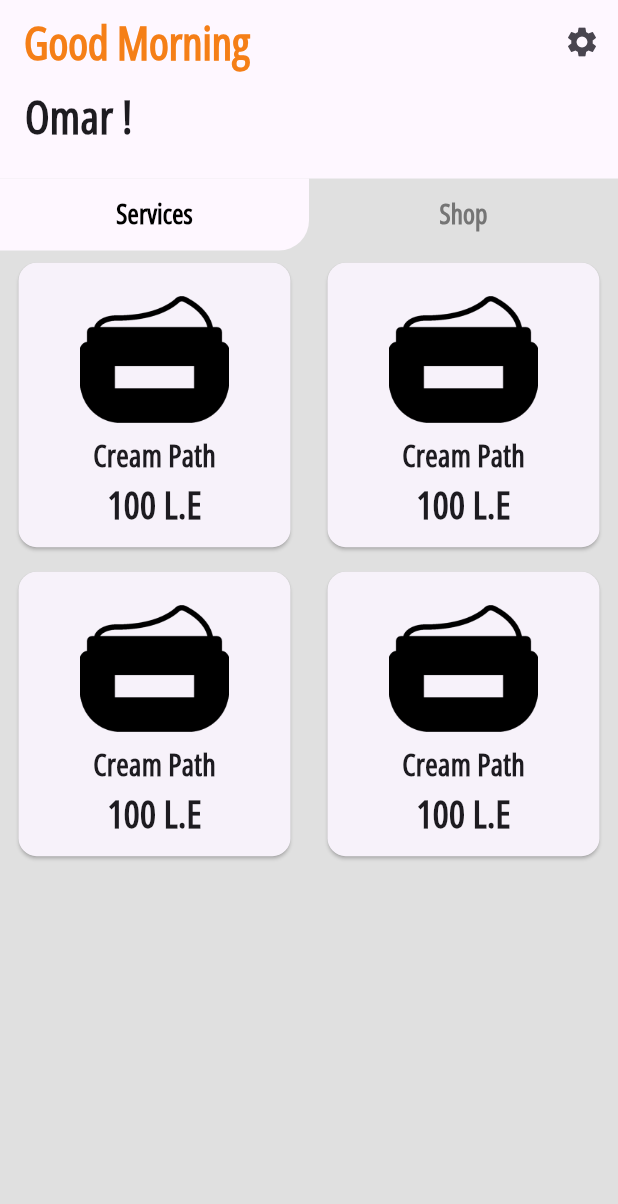
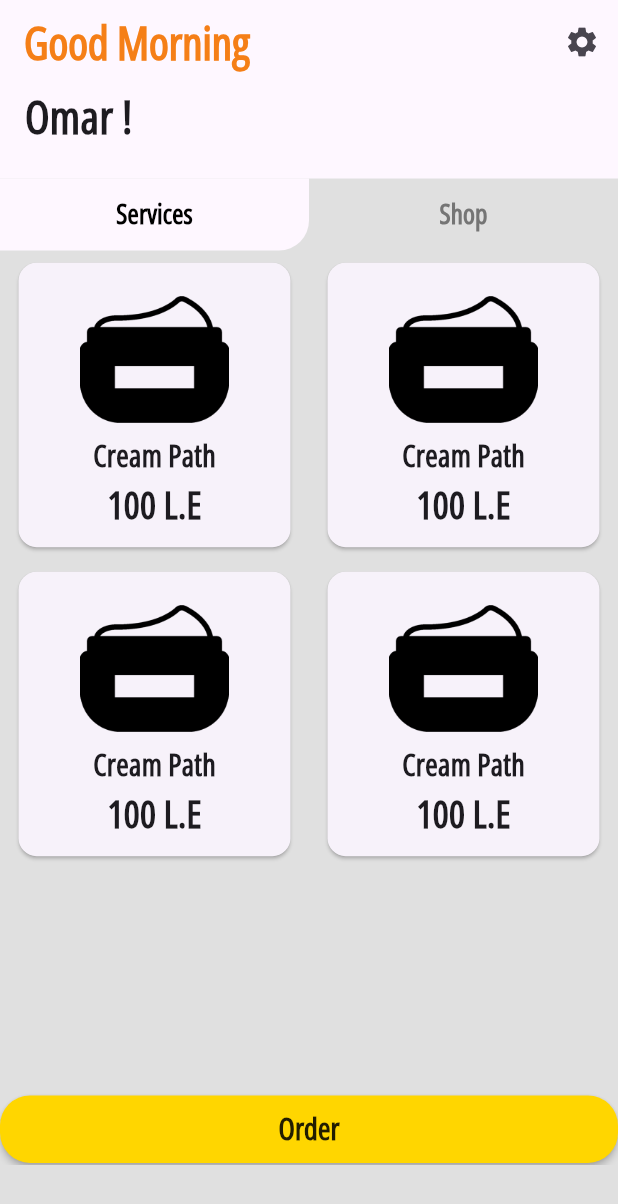
Before and after one commit to OmarWaled21/Barber-shop, a Flutter app: the screen it shows after launch, on a phone screen of 412 x 824 dp. Shown: the top 1204 px of the screen. Run offline on Flutter 3.47's test engine with Material 3 defaults, Android fonts, the phone set to English and light mode, and no system bars; our stand-ins replace bloc, flutter_bloc, loading_indicator, modal_progress_hud_nsn.

Commit message:
shop list view ui done

```diff
--- a/lib/widgets/home_body.dart
+++ b/lib/widgets/home_body.dart
@@ -1,7 +1,7 @@
 import 'package:barber_shop/constants/colors.dart';
 import 'package:barber_shop/helper/media_query_extention.dart';
-import 'package:barber_shop/widgets/service_home_gid_view.dart';
-import 'package:barber_shop/widgets/shop_home_gid_view.dart';
+import 'package:barber_shop/widgets/home_service_body.dart';
+import 'package:barber_shop/widgets/home_shop_body.dart';
 import 'package:flutter/material.dart';
 
 class HomeBody extends StatefulWidget {
@@ -62,11 +62,11 @@ class _HomeBodyState extends State<HomeBody>
             ),
             SizedBox(
               width: context.screenWidth,
-              height: context.screenHeight * 0.7,
+              height: context.screenHeight * 0.74,
               child: const TabBarView(
                 children: [
-                  ServiceHomeGridView(),
-                  ShopHomeGridView(),
+                  HomeServiceBody(),
+                  HomeShopBody(),
                 ],
               ),
             ),
--- /dev/null
+++ b/lib/widgets/home_service_body.dart
@@ -0,0 +1,17 @@
+import 'package:barber_shop/widgets/custom_button.dart';
+import 'package:barber_shop/widgets/service_home_grid_view.dart';
+import 'package:flutter/material.dart';
+
+class HomeServiceBody extends StatelessWidget {
+  const HomeServiceBody({super.key});
+
+  @override
+  Widget build(BuildContext context) {
+    return Column(
+      children: [
+        const ServiceHomeGridView(),
+        CustomButton(onPressed: () {}, title: 'Order'),
+      ],
+    );
+  }
+}
--- a/lib/widgets/item_card.dart
+++ /dev/null
@@ -1,37 +0,0 @@
-import 'package:barber_shop/constants/assets.gen.dart';
-import 'package:barber_shop/helper/media_query_extention.dart';
-import 'package:flutter/material.dart';
-
-class ItemCard extends StatelessWidget {
-  const ItemCard({super.key});
-
-  @override
-  Widget build(BuildContext context) {
-    return Card(
-      margin: EdgeInsets.symmetric(
-        vertical: context.screenHeight * 0.01,
-        horizontal: context.screenWidth * 0.03,
-      ),
-      child: Padding(
-        padding: const EdgeInsets.all(15),
-        child: Column(
-          mainAxisAlignment: MainAxisAlignment.spaceAround,
-          children: [
-            Image.asset(
-              Assets.cream.path,
-              height: context.screenHeight * 0.12,
-            ),
-            const Text(
-              'Cream Path',
-              style: TextStyle(fontWeight: FontWeight.bold, fontSize: 20),
-            ),
-            const Text(
-              '100 L.E',
-              style: TextStyle(fontWeight: FontWeight.bold, fontSize: 25),
-            ),
-          ],
-        ),
-      ),
-    );
-  }
-}
--- a/lib/widgets/service_home_gid_view.dart
+++ /dev/null
@@ -1,18 +0,0 @@
-import 'package:barber_shop/widgets/item_card.dart';
-import 'package:flutter/material.dart';
-
-class ServiceHomeGridView extends StatelessWidget {
-  const ServiceHomeGridView({super.key});
-
-  @override
-  Widget build(BuildContext context) {
-    return GridView.builder(
-      gridDelegate:
-          const SliverGridDelegateWithFixedCrossAxisCount(crossAxisCount: 2),
-      itemCount: 4,
-      itemBuilder: (context, index) {
-        return const ItemCard();
-      },
-    );
-  }
-}
--- /dev/null
+++ b/lib/widgets/service_home_grid_view.dart
@@ -0,0 +1,20 @@
+import 'package:barber_shop/widgets/service_item_card.dart';
+import 'package:flutter/material.dart';
+
+class ServiceHomeGridView extends StatelessWidget {
+  const ServiceHomeGridView({super.key});
+
+  @override
+  Widget build(BuildContext context) {
+    return Expanded(
+      child: GridView.builder(
+        gridDelegate:
+            const SliverGridDelegateWithFixedCrossAxisCount(crossAxisCount: 2),
+        itemCount: 4,
+        itemBuilder: (context, index) {
+          return const ServiceItemCard();
+        },
+      ),
+    );
+  }
+}
--- /dev/null
+++ b/lib/widgets/service_item_card.dart
@@ -0,0 +1,40 @@
+import 'package:barber_shop/constants/assets.gen.dart';
+import 'package:barber_shop/helper/media_query_extention.dart';
+import 'package:flutter/material.dart';
+
+class ServiceItemCard extends StatelessWidget {
+  const ServiceItemCard({super.key});
+
+  @override
+  Widget build(BuildContext context) {
+    return GestureDetector(
+      onTap: () {},
+      child: Card(
+        margin: EdgeInsets.symmetric(
+          vertical: context.screenHeight * 0.01,
+          horizontal: context.screenWidth * 0.03,
+        ),
+        child: Padding(
+          padding: const EdgeInsets.all(15),
+          child: Column(
+            mainAxisAlignment: MainAxisAlignment.spaceAround,
+            children: [
+              Image.asset(
+                Assets.cream.path,
+                height: context.screenHeight * 0.12,
+              ),
+              const Text(
+                'Cream Path',
+                style: TextStyle(fontWeight: FontWeight.bold, fontSize: 20),
+              ),
+              const Text(
+                '100 L.E',
+                style: TextStyle(fontWeight: FontWeight.bold, fontSize: 25),
+              ),
+            ],
+          ),
+        ),
+      ),
+    );
+  }
+}
```
Also changed, not shown: lib/models/shop_item_model.dart (added, +13 -0 lines), lib/widgets/home_shop_body.dart (added, +18 -0 lines), lib/widgets/shop_home_gid_view.dart (deleted, +0 -10 lines), lib/widgets/shop_home_list_view.dart (added, +18 -0 lines), lib/widgets/shop_item_card.dart (added, +40 -0 lines).
